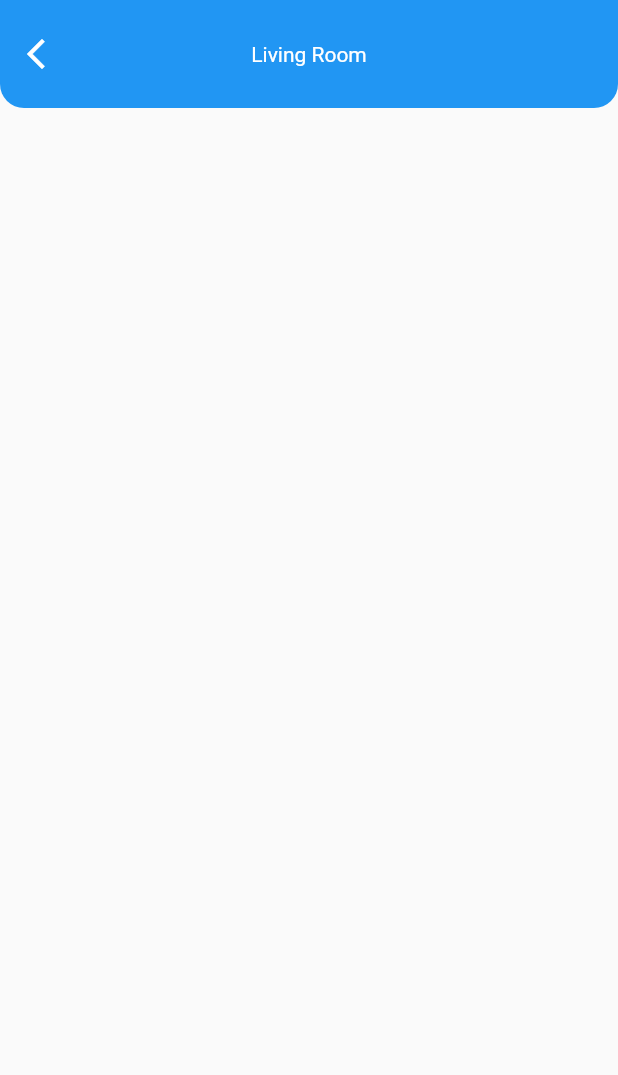
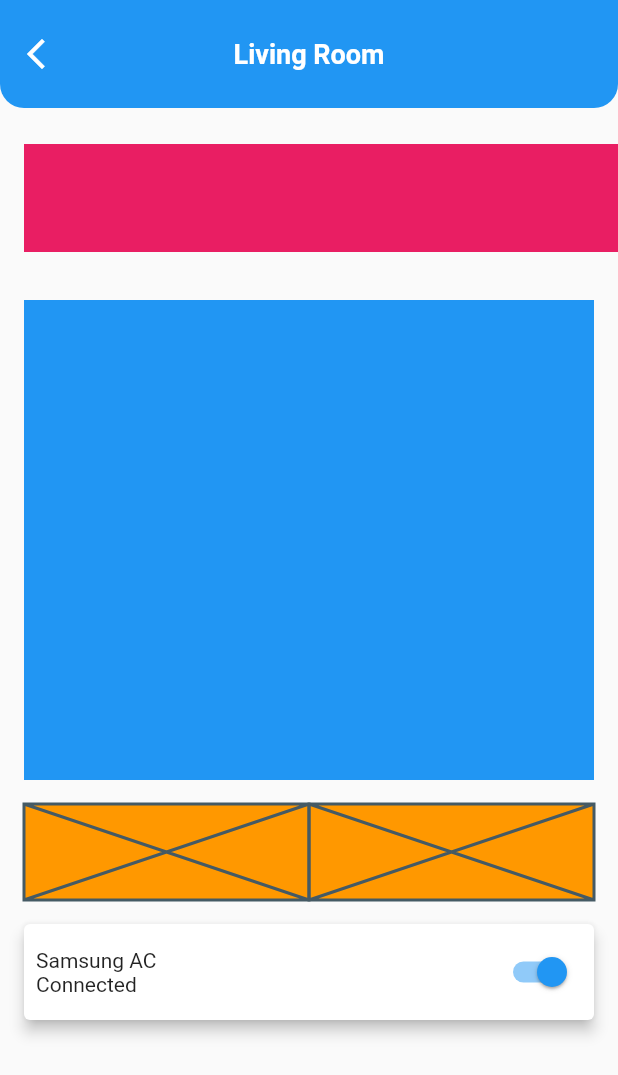
Before and after one commit to JAICHANGPARK/flutter_notebook_18th_story, a Flutter app: the screen it shows after launch, on a phone screen of 412 x 824 dp. Shown: the top 1075 px of the screen. Run offline on Flutter 3.47's test engine with Material 2 defaults, Android fonts, the phone set to English and light mode, and no system bars; our stand-ins replace cached_network_image, dotted_border, flutter_lorem, flutter_riverpod, flutter_svg, freezed_annotation and 4 more.

Commit message:
Update smart_home_control_page.dart

```diff
--- a/lib/ep1098_smart_home_ui/src/smart_home_control_page.dart
+++ b/lib/ep1098_smart_home_ui/src/smart_home_control_page.dart
@@ -8,6 +8,8 @@ class SmartHomeControlPage extends StatefulWidget {
 }
 
 class _SmartHomeControlPageState extends State<SmartHomeControlPage> {
+  bool _switchValue = true;
+
   @override
   Widget build(BuildContext context) {
     return Scaffold(
@@ -37,11 +39,72 @@ class _SmartHomeControlPageState extends State<SmartHomeControlPage> {
                         "Living Room",
                         style: TextStyle(
                           color: Colors.white,
+                          fontSize: 18,
+                          fontWeight: FontWeight.bold,
                         ),
                       ),
                     ),
-                  )
+                  ),
                 ],
+              ),
+            ),
+            Padding(
+              padding: const EdgeInsets.only(top: 24, bottom: 16, left: 16),
+              child: Container(
+                height: 72,
+                color: Colors.pink,
+              ),
+            ),
+            Padding(
+              padding: const EdgeInsets.all(16.0),
+              child: SizedBox(
+                height: 320,
+                child: Container(
+                  color: Colors.blue,
+                ),
+              ),
+            ),
+            Padding(
+              padding: const EdgeInsets.symmetric(
+                horizontal: 16,
+              ),
+              child: Container(
+                height: 64,
+                color: Colors.orange,
+                child: Row(
+                  children: [
+                    Expanded(child: Placeholder()),
+                    Expanded(child: Placeholder()),
+                  ],
+                ),
+              ),
+            ),
+            Padding(
+              padding: const EdgeInsets.all(12.0),
+              child: Card(
+                elevation: 4,
+                child: Padding(
+                  padding: const EdgeInsets.all(8.0),
+                  child: Row(
+                    children: [
+                      Column(
+                        crossAxisAlignment: CrossAxisAlignment.start,
+                        children: [
+                          Text("Samsung AC"),
+                          Text("Connected"),
+                        ],
+                      ),
+                      Spacer(),
+                      Switch.adaptive(
+                          value: _switchValue,
+                          onChanged: (v) {
+                            setState(() {
+                              _switchValue = v;
+                            });
+                          })
+                    ],
+                  ),
+                ),
               ),
             )
           ],
```
